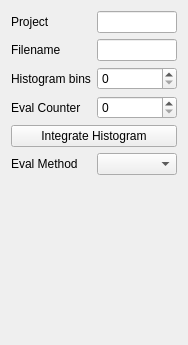
First picture: the form in ui/ScanExperimentSettings.ui, repository MonroeQuantumNetworks/IonControl, before the edit.
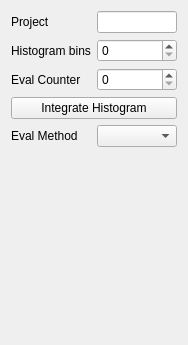
Second picture: the form after the edit.

Commit message: Added CountEvaluation with gui

```diff
--- a/ui/ScanExperimentSettings.ui
+++ b/ui/ScanExperimentSettings.ui
@@ -14,24 +14,47 @@
    <string>Experiment Settings</string>
   </property>
   <layout class="QGridLayout" name="gridLayout">
-   <item row="3" column="0">
-    <widget class="QLabel" name="label_4">
+   <item row="1" column="1" colspan="2">
+    <widget class="QSpinBox" name="histogramBinsBox">
+     <property name="sizePolicy">
+      <sizepolicy hsizetype="Minimum" vsizetype="Fixed">
+       <horstretch>1</horstretch>
+       <verstretch>0</verstretch>
+      </sizepolicy>
+     </property>
+    </widget>
+   </item>
+   <item row="5" column="0" colspan="3">
+    <widget class="QStackedWidget" name="evalStackedWidget">
+     <property name="currentIndex">
+      <number>-1</number>
+     </property>
+    </widget>
+   </item>
+   <item row="3" column="0" colspan="3">
+    <widget class="QPushButton" name="integrateHistogramButton">
      <property name="text">
-      <string>Eval Counter</string>
+      <string>Integrate Histogram</string>
      </property>
-    </widget>
-   </item>
-   <item row="3" column="1" colspan="2">
-    <widget class="QSpinBox" name="counterSpinBox">
-     <property name="maximum">
-      <number>7</number>
+     <property name="checkable">
+      <bool>true</bool>
      </property>
     </widget>
    </item>
-   <item row="5" column="1" colspan="2">
+   <item row="4" column="1" colspan="2">
     <widget class="QComboBox" name="evalMethodCombo"/>
    </item>
-   <item row="5" column="0">
+   <item row="0" column="1" colspan="2">
+    <widget class="QLineEdit" name="projectEdit">
+     <property name="sizePolicy">
+      <sizepolicy hsizetype="Expanding" vsizetype="Fixed">
+       <horstretch>1</horstretch>
+       <verstretch>0</verstretch>
+      </sizepolicy>
+     </property>
+    </widget>
+   </item>
+   <item row="4" column="0">
     <widget class="QLabel" name="label_5">
      <property name="text">
       <string>Eval Method</string>
@@ -45,72 +68,27 @@
      </property>
     </widget>
    </item>
-   <item row="1" column="1" colspan="2">
-    <widget class="QLineEdit" name="filenameEdit"/>
-   </item>
-   <item row="2" column="1" colspan="2">
-    <widget class="QSpinBox" name="histogramBinsBox">
-     <property name="sizePolicy">
-      <sizepolicy hsizetype="Minimum" vsizetype="Fixed">
-       <horstretch>1</horstretch>
-       <verstretch>0</verstretch>
-      </sizepolicy>
-     </property>
-    </widget>
-   </item>
    <item row="2" column="0">
+    <widget class="QLabel" name="label_4">
+     <property name="text">
+      <string>Eval Counter</string>
+     </property>
+    </widget>
+   </item>
+   <item row="2" column="1" colspan="2">
+    <widget class="QSpinBox" name="counterSpinBox">
+     <property name="maximum">
+      <number>7</number>
+     </property>
+    </widget>
+   </item>
+   <item row="1" column="0">
     <widget class="QLabel" name="label_2">
      <property name="text">
       <string>Histogram bins</string>
      </property>
     </widget>
    </item>
-   <item row="1" column="0">
-    <widget class="QLabel" name="label_3">
-     <property name="text">
-      <string>Filename</string>
-     </property>
-    </widget>
-   </item>
-   <item row="0" column="1" colspan="2">
-    <widget class="QLineEdit" name="projectEdit">
-     <property name="sizePolicy">
-      <sizepolicy hsizetype="Expanding" vsizetype="Fixed">
-       <horstretch>1</horstretch>
-       <verstretch>0</verstretch>
-      </sizepolicy>
-     </property>
-    </widget>
-   </item>
-   <item row="7" column="1">
-    <spacer name="verticalSpacer">
-     <property name="orientation">
-      <enum>Qt::Vertical</enum>
-     </property>
-     <property name="sizeHint" stdset="0">
-      <size>
-       <width>20</width>
-       <height>13</height>
-      </size>
-     </property>
-    </spacer>
-   </item>
-   <item row="6" column="0" colspan="3">
-    <widget class="QStackedWidget" name="evalStackedWidget">
-     <widget class="QWidget" name="page"/>
-     <widget class="QWidget" name="page_2"/>
-    </widget>
-   </item>
-   <item row="4" column="0" colspan="3">
-    <widget class="QPushButton" name="integrateHistogramButton">
-     <property name="text">
-      <string>Integrate Histogram</string>
-     </property>
-     <property name="checkable">
-      <bool>true</bool>
-     </property>
-    </widget>
-   </item>
   </layout>
  </widget>
  <resources/>
```
The commit also changes 3 other files.
